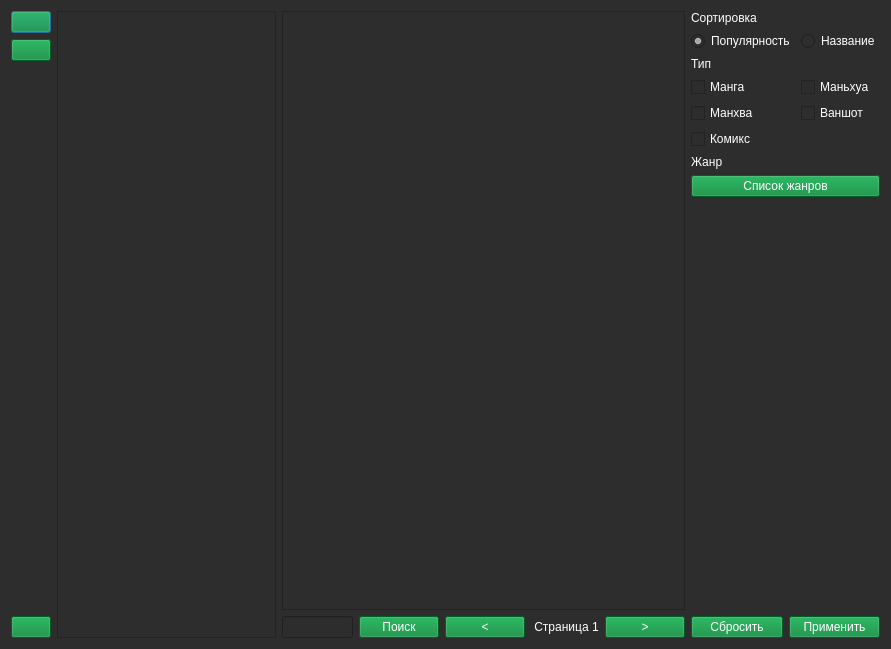
Qt form form/desuUI.ui (brandonzorn/Nlight) before a commit.
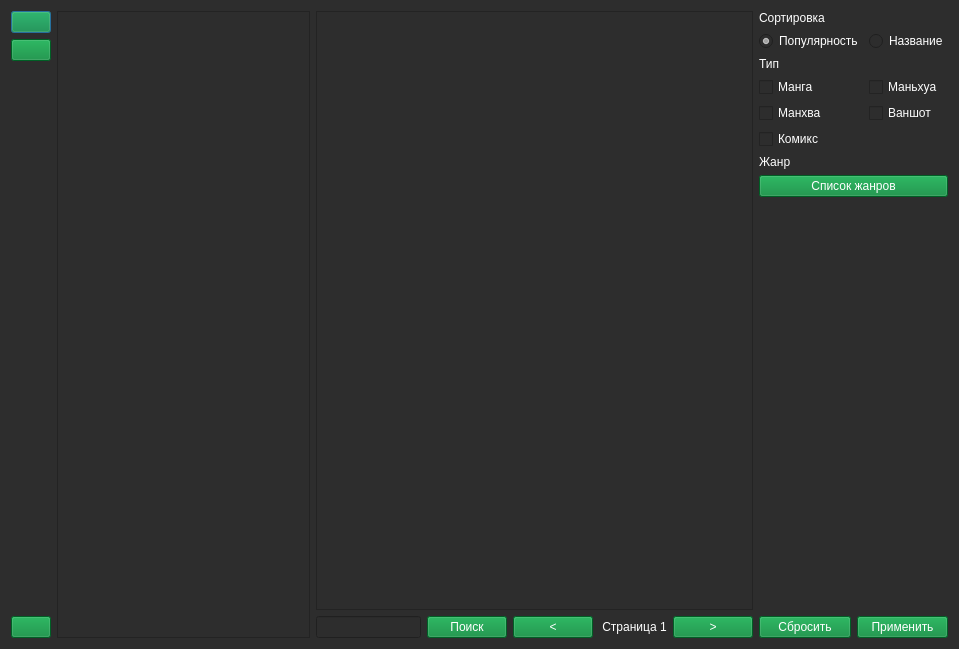
The same form after that commit. Icons and pictures are not drawn.

Commit message: fixed catalogs list size

What changed in the file:
```diff
--- a/form/desuUI.ui
+++ b/form/desuUI.ui
@@ -6,7 +6,7 @@
    <rect>
     <x>0</x>
     <y>0</y>
-    <width>891</width>
+    <width>959</width>
     <height>649</height>
    </rect>
   </property>
@@ -525,6 +525,12 @@
      <property name="enabled">
       <bool>true</bool>
      </property>
+     <property name="sizePolicy">
+      <sizepolicy hsizetype="Maximum" vsizetype="Minimum">
+       <horstretch>0</horstretch>
+       <verstretch>0</verstretch>
+      </sizepolicy>
+     </property>
     </widget>
    </item>
    <item>
```
The commit also changes 1 other file.
